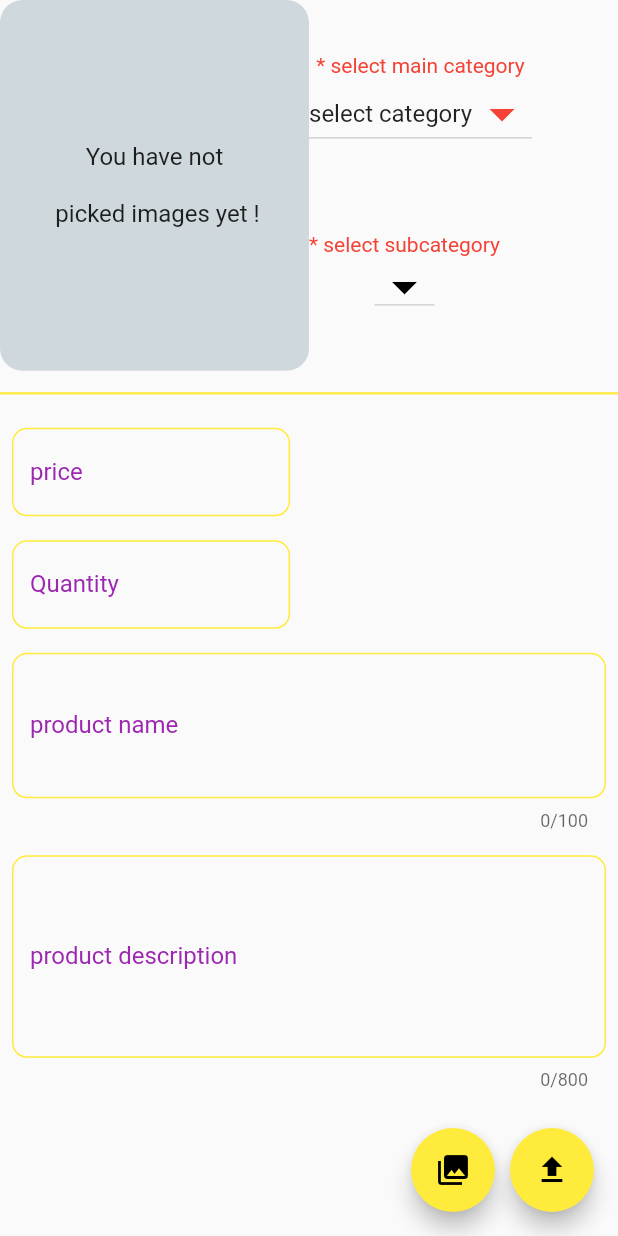
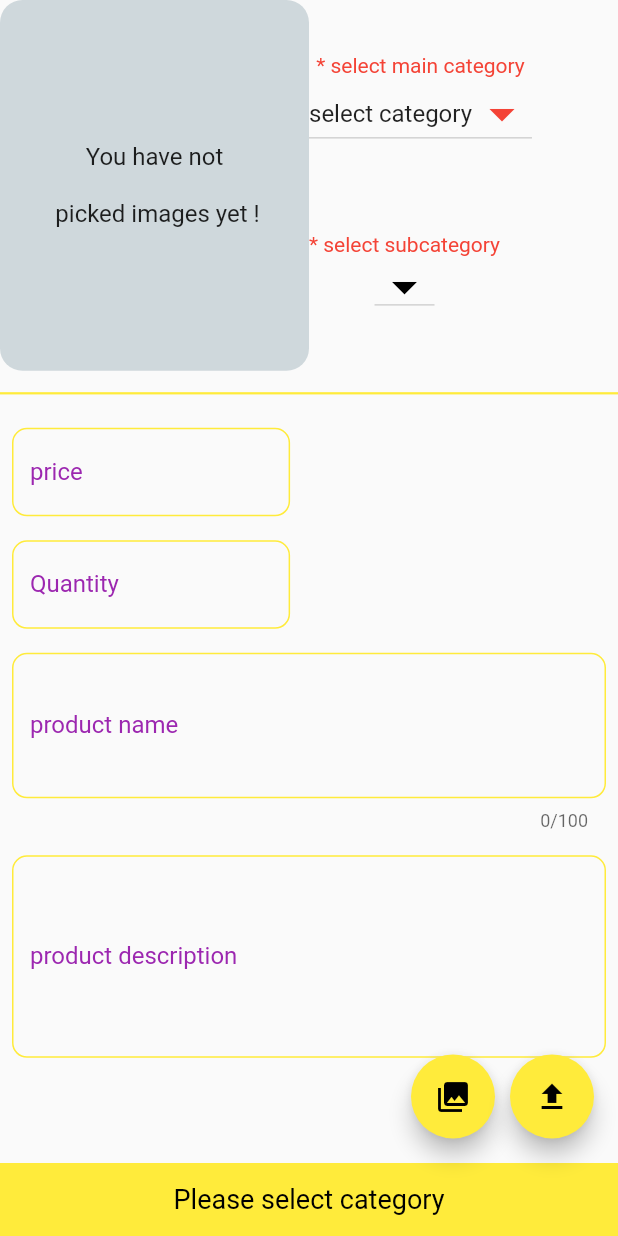
Before and after one commit to fluttberry/shop_app, a Flutter app: the screen it shows after launch, after a tap on the "upload" icon, on a phone screen of 412 x 824 dp. Run offline on Flutter 3.47's test engine with Material 2 defaults, Android fonts, the phone set to English and light mode, and no system bars; our stand-ins replace animated_text_kit, cloud_firestore, firebase_auth, firebase_core, firebase_storage, image_picker; accounts and stored records are empty.

Commit message:
upload data is complete

```diff
--- a/lib/app/constants/presentation/main_screen/upload_screen.dart
+++ b/lib/app/constants/presentation/main_screen/upload_screen.dart
@@ -11,6 +11,7 @@ import 'package:shop_app/app/constants/colors/app_colors.dart';
 import 'package:shop_app/app/constants/presentation/auth/auth_snack_bar_widget/my_message_handler.dart';
 import 'package:shop_app/app/utilities/categ_list.dart';
 import 'package:path/path.dart';
+import 'package:uuid/uuid.dart';
 
 class UploadScreen extends StatefulWidget {
   const UploadScreen({super.key});
@@ -24,12 +25,15 @@ class _UploadScreenState extends State<UploadScreen> {
   late int quantity;
   late String productName;
   late String productDescription;
+  late String productId;
+  bool proccessing = false;
   String mainCategValue = 'select category';
   String subCategValue = 'subcategory';
   List<String> subCategoryList = [];
   final ImagePicker _picker = ImagePicker();
   List<XFile> imagesFileList = [];
   List<String> imagesUrlList = [];
+
   dynamic _pickedImageError;
   final GlobalKey<FormState> _formKey = GlobalKey<FormState>();
   final GlobalKey<ScaffoldMessengerState> _scaffoldKey =
@@ -270,7 +274,12 @@ class _UploadScreenState extends State<UploadScreen> {
               onPressed: () {
                 uploadProduct();
               },
-              child: const Icon(
+              // ignore: unrelated_type_equality_checks
+              child: Process == true
+                  ? const CircularProgressIndicator(
+                      color: AppColors.black,
+                    )
+                  : const Icon(
                       Icons.upload,
                       color: Colors.black,
                     ),
@@ -281,11 +290,14 @@ class _UploadScreenState extends State<UploadScreen> {
     );
   }
 
-  void uploadImages() async {
+  Future<void> uploadImages() async {
     if (mainCategValue != 'select category' || subCategValue != 'subcategory') {
       if (_formKey.currentState!.validate()) {
         _formKey.currentState!.save();
         if (imagesFileList.isNotEmpty) {
+          setState(() {
+            proccessing = true;
+          });
           try {
             for (var image in imagesFileList) {
               firebase_storage.Reference reference = firebase_storage
@@ -300,8 +312,6 @@ class _UploadScreenState extends State<UploadScreen> {
           } catch (e) {
             log('$e');
           }
-
-
         } else {
           MyMessageHandler.showSnackBar(_scaffoldKey, "Please pick images");
         }
@@ -317,7 +327,10 @@ class _UploadScreenState extends State<UploadScreen> {
     if (imagesUrlList.isNotEmpty) {
       CollectionReference collectionReference =
           FirebaseFirestore.instance.collection('products');
-      await collectionReference.doc().set({
+      productId = const Uuid().v4();
+      // FirebaseAuth.instance.currentUser!.uid;
+      await collectionReference.doc(productId).set({
+        'productId': productId,
         'mainCategory': mainCategValue,
         'subCategory': subCategValue,
         'price': price,
@@ -329,6 +342,7 @@ class _UploadScreenState extends State<UploadScreen> {
         'discount': 0,
       }).whenComplete(() {
         setState(() {
+          proccessing = false;
           imagesFileList = [];
           mainCategValue = 'select category';
           subCategValue = 'subcategory';
@@ -341,7 +355,9 @@ class _UploadScreenState extends State<UploadScreen> {
     // }
   }
 
-  void uploadProduct() async {}
+  void uploadProduct() async {
+    await uploadImages().whenComplete(() => uploadData());
+  }
 
   Widget previewImages() {
     if (imagesFileList.isNotEmpty) {
@@ -443,4 +459,3 @@ extension QuantityValidator on String {
     return RegExp(r'^[1-9][0-9]*$').hasMatch(this);
   }
 }
-//https://www.youtube.com/watch?v=54a_WCelsQo 30
--- a/pubspec.yaml
+++ b/pubspec.yaml
@@ -42,6 +42,7 @@ dependencies:
   firebase_core: ^2.4.1
   cloud_firestore: ^4.3.1
   firebase_storage: ^11.0.10
+  uuid: ^3.0.7
 
 dev_dependencies:
   flutter_test:
```
Also changed, not shown: pubspec.lock. Lines whose indentation alone changed are shown as unchanged.
